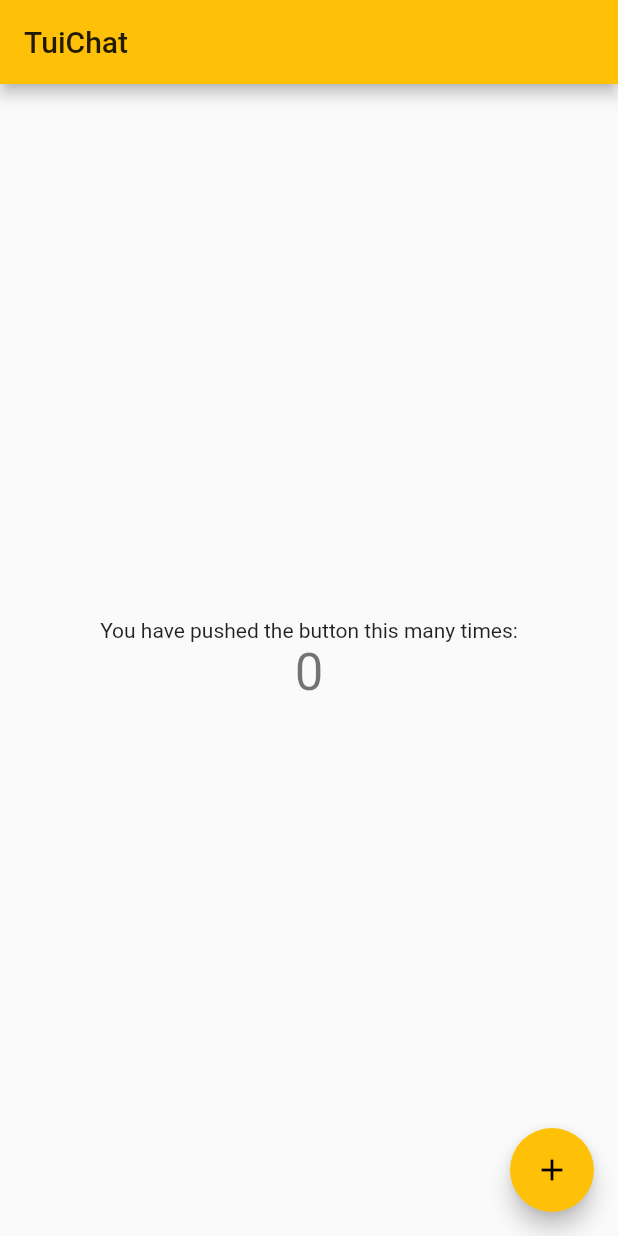
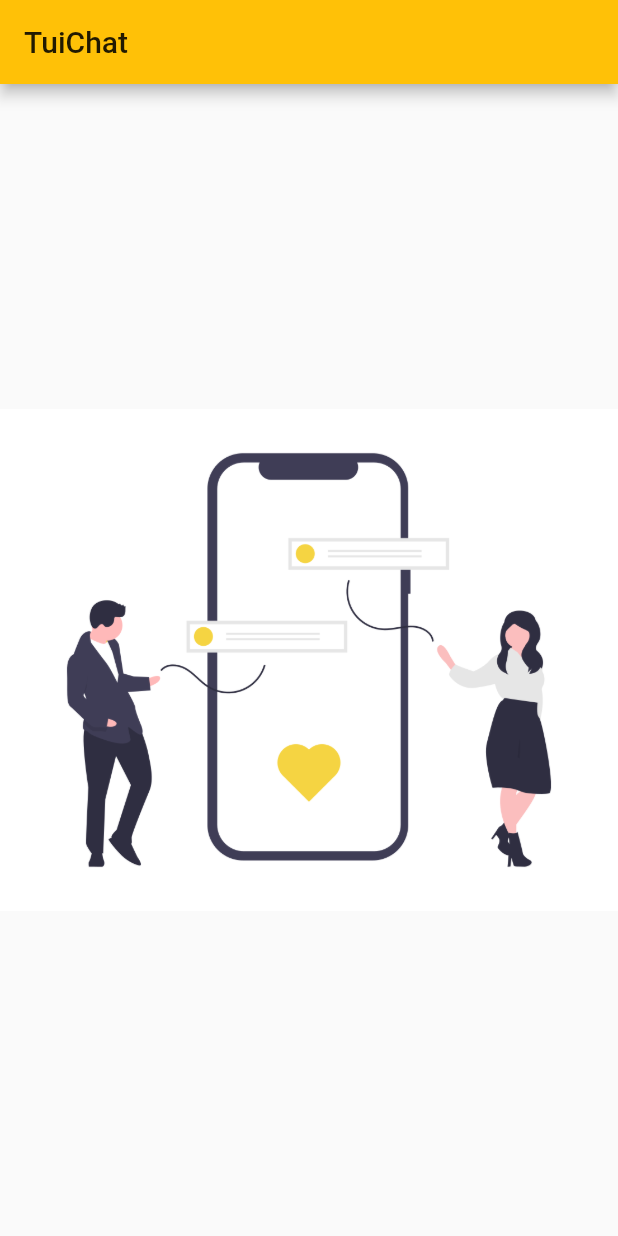
Before and after one commit to thang-uit/tuichat_flutter, a Flutter app: the screen it shows after launch, on a phone screen of 412 x 824 dp. Run offline on Flutter 3.47's test engine with Material 2 defaults, Android fonts, the phone set to English and light mode, and no system bars.

Commit message:
18:42 2/8/2021

```diff
--- a/lib/main.dart
+++ b/lib/main.dart
@@ -68,46 +68,13 @@ class _MyHomePageState extends State<MyHomePage> {
     // fast, so that you can just rebuild anything that needs updating rather
     // than having to individually change instances of widgets.
     return Scaffold(
-      appBar: AppBar(
-        // Here we take the value from the MyHomePage object that was created by
-        // the App.build method, and use it to set our appbar title.
-        title: Text(widget.title),
-      ),
-      body: Center(
-        // Center is a layout widget. It takes a single child and positions it
-        // in the middle of the parent.
-        child: Column(
-          // Column is also a layout widget. It takes a list of children and
-          // arranges them vertically. By default, it sizes itself to fit its
-          // children horizontally, and tries to be as tall as its parent.
-          //
-          // Invoke "debug painting" (press "p" in the console, choose the
-          // "Toggle Debug Paint" action from the Flutter Inspector in Android
-          // Studio, or the "Toggle Debug Paint" command in Visual Studio Code)
-          // to see the wireframe for each widget.
-          //
-          // Column has various properties to control how it sizes itself and
-          // how it positions its children. Here we use mainAxisAlignment to
-          // center the children vertically; the main axis here is the vertical
-          // axis because Columns are vertical (the cross axis would be
-          // horizontal).
-          mainAxisAlignment: MainAxisAlignment.center,
-          children: <Widget>[
-            Text(
-              'You have pushed the button this many times:',
-            ),
-            Text(
-              '$_counter',
-              style: Theme.of(context).textTheme.headline4,
-            ),
-          ],
+        appBar: AppBar(
+          // Here we take the value from the MyHomePage object that was created by
+          // the App.build method, and use it to set our appbar title.
+          title: Text(widget.title),
         ),
-      ),
-      floatingActionButton: FloatingActionButton(
-        onPressed: _incrementCounter,
-        tooltip: 'Increment',
-        child: Icon(Icons.add),
-      ), // This trailing comma makes auto-formatting nicer for build methods.
-    );
+        body: Center(
+          child: Image.asset('assets/images/welcome_image.png'),
+        ));
   }
 }
--- a/pubspec.yaml
+++ b/pubspec.yaml
@@ -45,9 +45,9 @@ flutter:
   uses-material-design: true
 
   # To add assets to your application, add an assets section, like this:
-  # assets:
-  #   - images/a_dot_burr.jpeg
-  #   - images/a_dot_ham.jpeg
+  assets:
+    - assets/icons/
+    - assets/images/
 
   # An image asset can refer to one or more resolution-specific "variants", see
   # https://flutter.dev/assets-and-images/#resolution-aware.
```
Also changed, not shown: assets/icons/logo_dark_theme.svg (added), assets/icons/logo_light_theme.svg (added), assets/images/logo_dark.png (added), assets/images/logo_light.png (added), assets/images/user_1.png (added), assets/images/user_2.png (added), assets/images/user_3.png (added), assets/images/user_4.png (added), assets/images/user_5.png (added), assets/images/video_place_here.png (added), assets/images/welcome_image.png (added), assets/images/welcome_image.svg (added).
